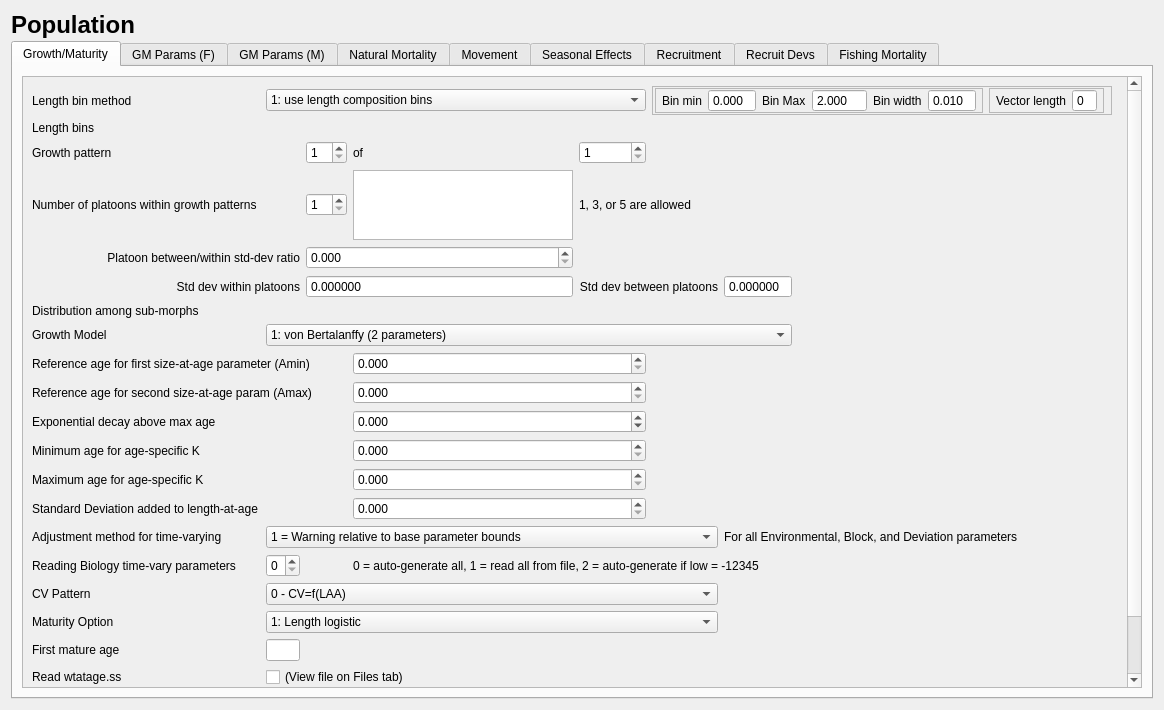
nmfs-ost/ss3-ssi, file src/population_widget.ui: the form before one commit.
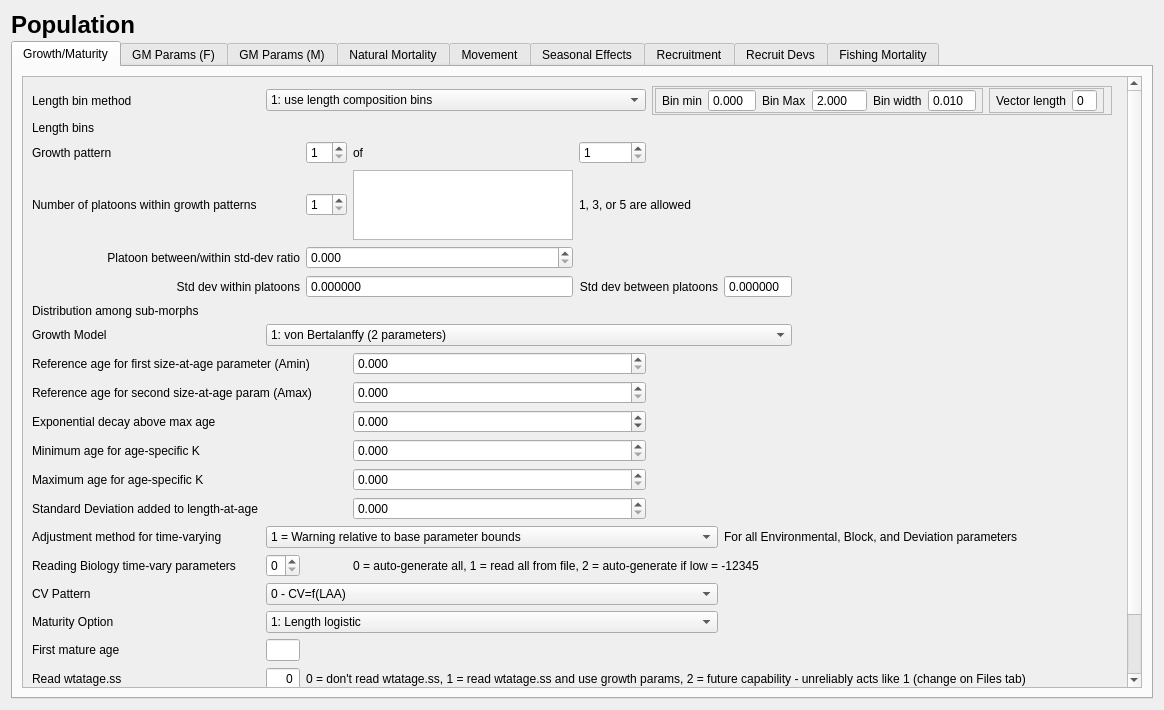
The form after the commit. The open tabs and pages were chosen to show the change. Icons and pictures are not drawn.

Patch:
```diff
--- a/src/population_widget.ui
+++ b/src/population_widget.ui
@@ -83,8 +83,8 @@
            <rect>
             <x>0</x>
             <y>0</y>
-            <width>1099</width>
-            <height>728</height>
+            <width>1103</width>
+            <height>649</height>
            </rect>
           </property>
           <layout class="QVBoxLayout" name="verticalLayout_7">
@@ -506,13 +506,6 @@
                </property>
               </widget>
              </item>
-             <item row="20" column="1" colspan="4">
-              <widget class="QCheckBox" name="checkBox_wtatage">
-               <property name="text">
-                <string>(View file on Files tab)</string>
-               </property>
-              </widget>
-             </item>
              <item row="17" column="1" colspan="5">
               <widget class="QComboBox" name="comboBox_growth_cv_pattern">
                <item>
@@ -831,6 +824,32 @@
              <item row="4" column="3">
               <widget class="QTextEdit" name="textEdit"/>
              </item>
+             <item row="20" column="1">
+              <widget class="QSpinBox" name="spinBox_wtatage">
+               <property name="enabled">
+                <bool>true</bool>
+               </property>
+               <property name="alignment">
+                <set>Qt::AlignRight|Qt::AlignTrailing|Qt::AlignVCenter</set>
+               </property>
+               <property name="readOnly">
+                <bool>true</bool>
+               </property>
+               <property name="buttonSymbols">
+                <enum>QAbstractSpinBox::NoButtons</enum>
+               </property>
+               <property name="maximum">
+                <number>2</number>
+               </property>
+              </widget>
+             </item>
+             <item row="20" column="2" colspan="8">
+              <widget class="QLabel" name="label_wtatage_info">
+               <property name="text">
+                <string>0 = don't read wtatage.ss, 1 = read wtatage.ss and use growth params, 2 = future capability - unreliably acts like 1 (change on Files tab)</string>
+               </property>
+              </widget>
+             </item>
             </layout>
            </item>
            <item>
```
Left out of the diff: 22 changed lines with no effect on the pictures.
